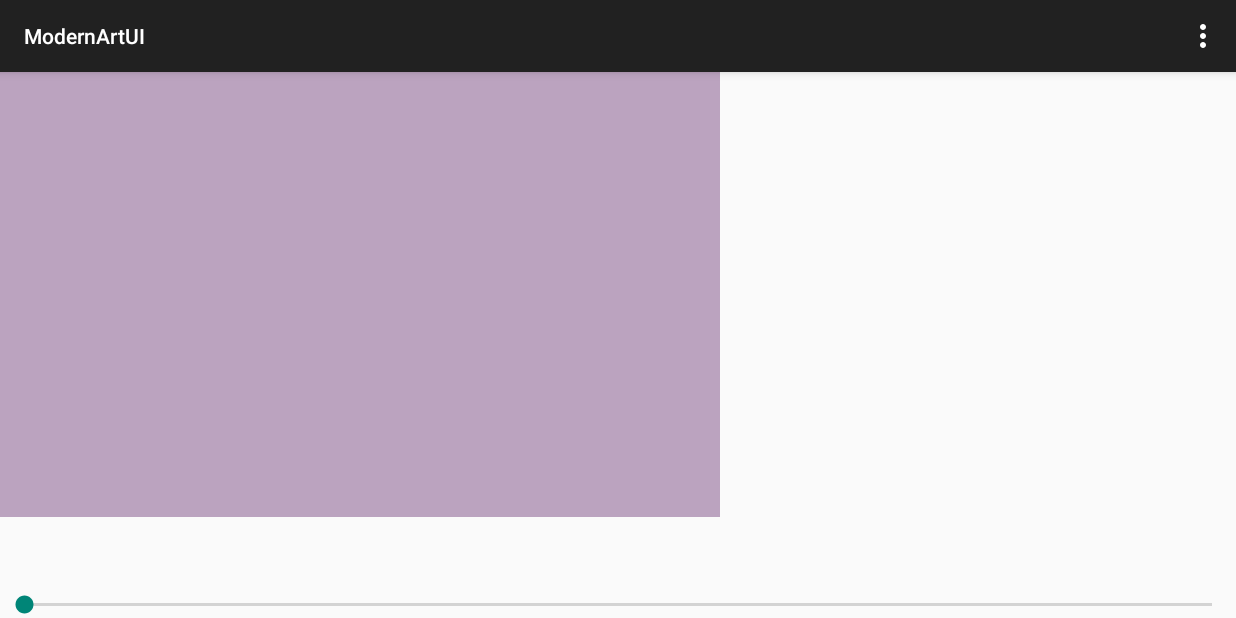
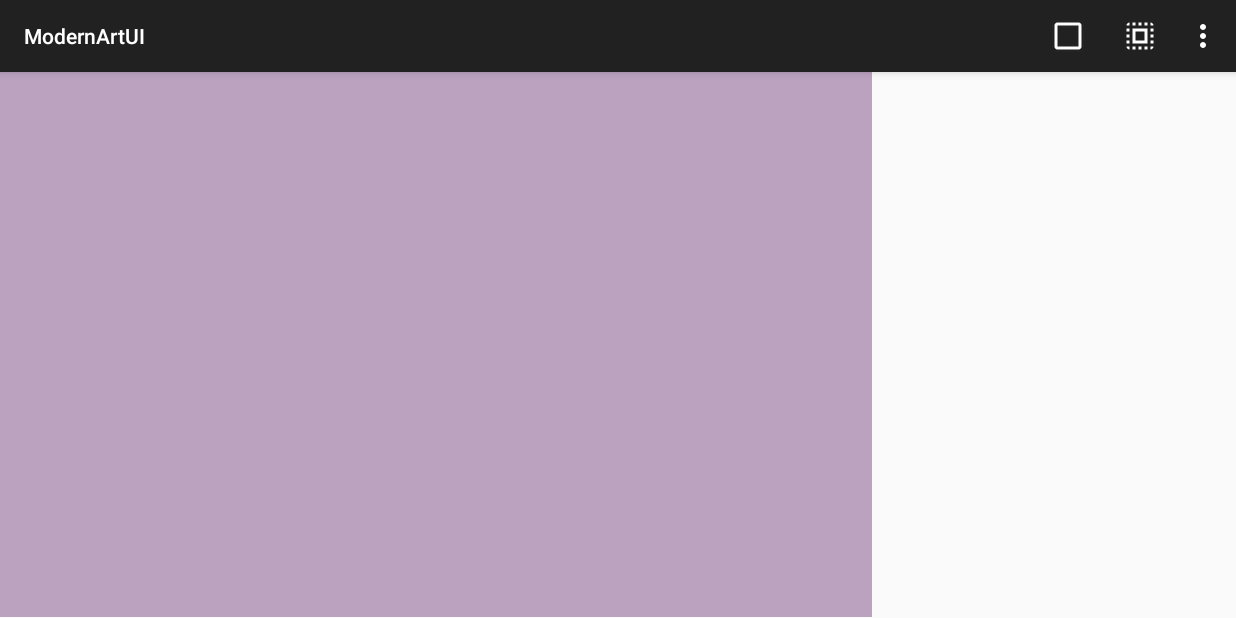
Before and after one commit to cecyurbina/AndroidCoursera, an Android app: the screen it shows after launch (MainActivity), on a phone screen of 824 x 412 dp (held sideways). Run offline under Robolectric (Android 15) with nearby library versions, the phone set to English and light mode, and no system bars.

```diff
--- a/Android1/ModernArtUI/app/src/main/java/com/example/root/modernartui/MainActivity.java
+++ b/Android1/ModernArtUI/app/src/main/java/com/example/root/modernartui/MainActivity.java
@@ -11,21 +11,25 @@ import android.view.Menu;
 import android.view.MenuItem;
 import android.view.View;
 import android.widget.LinearLayout;
+import android.widget.RelativeLayout;
 
+import java.util.ArrayList;
 import java.util.Arrays;
 import java.util.Random;
 
 
 public class MainActivity extends ActionBarActivity {
     private CanvasView canvas;
-    int[] all_fibonacci = {89,55,34,21,13, 8, 5, 3, 2, 1, 1};
-    int[] sub_fibonacci;
+    int[] all_fibonacci = {377,233,144,89,55,34,21,13, 8, 5, 3, 2, 1, 1};
+    ArrayList<Integer> fibonacci_list =  new ArrayList<Integer>();
+    ArrayList<Integer> sub_fibonacci = new ArrayList<Integer>();
+    int num_rectangles = 5;
 
     @Override
     protected void onCreate(Bundle savedInstanceState) {
         super.onCreate(savedInstanceState);
         setContentView(R.layout.activity_main);
-        LinearLayout canvasLayout = (LinearLayout)findViewById(R.id.canvas);
+       RelativeLayout canvasLayout = (RelativeLayout)findViewById(R.id.canvas);
         canvas = new CanvasView(this);
         canvasLayout.addView(canvas);
 
@@ -44,12 +48,12 @@ public class MainActivity extends ActionBarActivity {
         protected void onDraw(Canvas canvas) {
             mCanvas = canvas;
             heightMax = canvas.getHeight();
-            sub_fibonacci = Arrays.copyOfRange(all_fibonacci, 0, 6);
+            get_sublist(num_rectangles);
             calculatePoints();
         }
 
         protected void calculatePoints(){
-            lenSquare = heightMax/all_fibonacci[0];
+            lenSquare = (int) Math.ceil(heightMax/sub_fibonacci.get(0));
             Paint paint =new Paint();
             paint.setStyle(Paint.Style.FILL);
             String nextDirection = null;
@@ -59,12 +63,12 @@ public class MainActivity extends ActionBarActivity {
             int x_origin = 0;
             int y_origin = 0;
             int lenRectangle;
-            for (int item : all_fibonacci) {
+            for (int item : sub_fibonacci) {
                 Random rnd = new Random();
                 paint.setARGB(255, rnd.nextInt(256), rnd.nextInt(256), rnd.nextInt(256));
                 System.out.println("Count is: " + item);
                 lenRectangle = lenSquare * item;
-                if (all_fibonacci[0] == item){
+                if (sub_fibonacci.get(0) == item){
                     x_origin = 0;
                     y_origin = 0;
                     mCanvas.drawRect(x_origin, y_origin, lenRectangle, lenRectangle, paint);
@@ -111,6 +115,14 @@ public class MainActivity extends ActionBarActivity {
 
         }
 
+        public ArrayList<Integer> get_sublist(int limit){
+            for (int item : all_fibonacci) {
+                fibonacci_list.add(item);
+            }
+            sub_fibonacci = new ArrayList<Integer>(fibonacci_list.subList(all_fibonacci.length-limit, all_fibonacci.length));
+            return sub_fibonacci;
+        }
+
     }
 
 
@@ -132,6 +144,18 @@ public class MainActivity extends ActionBarActivity {
         if (id == R.id.action_settings) {
             return true;
         }
+        if (id == R.id.add){
+            if (num_rectangles < 14) {
+                num_rectangles = num_rectangles + 1;
+            }
+            canvas.invalidate();
+        }
+        if (id == R.id.remove){
+            if (num_rectangles > 3) {
+                num_rectangles = num_rectangles - 1;
+            }
+            canvas.invalidate();
+        }
 
         return super.onOptionsItemSelected(item);
     }
--- a/Android1/ModernArtUI/app/src/main/res/layout/activity_main.xml
+++ b/Android1/ModernArtUI/app/src/main/res/layout/activity_main.xml
@@ -1,19 +1,25 @@
-<LinearLayout xmlns:android="http://schemas.android.com/apk/res/android"
+<RelativeLayout xmlns:android="http://schemas.android.com/apk/res/android"
     android:orientation="vertical"
-    xmlns:tools="http://schemas.android.com/tools" android:layout_width="match_parent"
+    xmlns:tools="http://schemas.android.com/tools"
+    android:layout_width="match_parent"
     android:layout_height="match_parent"
     tools:context=".MainActivity"
+    android:layout_centerInParent="true"
     >
 
-    <LinearLayout
+
+    <RelativeLayout
         android:id="@+id/canvas"
-        android:orientation="vertical"
-        android:layout_width="match_parent"
-        android:layout_height="match_parent"
-        android:layout_weight="1"></LinearLayout>
+        android:layout_width="fill_parent"
+        android:layout_height="fill_parent"
+        android:layout_centerVertical="true"
+        android:layout_centerHorizontal="true">
 
-    <SeekBar
-        android:layout_width="fill_parent"
-        android:layout_height="wrap_content"
-        android:id="@+id/seekBar" />
-</LinearLayout>
+        <SeekBar
+            android:layout_width="wrap_content"
+            android:layout_height="wrap_content"
+            android:id="@+id/seekBar"
+            android:layout_alignParentBottom="true"
+            android:layout_centerHorizontal="true" />
+    </RelativeLayout>
+</RelativeLayout>
--- a/Android1/ModernArtUI/app/src/main/res/menu/menu_main.xml
+++ b/Android1/ModernArtUI/app/src/main/res/menu/menu_main.xml
@@ -1,6 +1,14 @@
 <menu xmlns:android="http://schemas.android.com/apk/res/android"
     xmlns:app="http://schemas.android.com/apk/res-auto"
     xmlns:tools="http://schemas.android.com/tools" tools:context=".MainActivity">
+    <item android:id="@+id/add"
+        android:icon="@drawable/abc_btn_check_material"
+        android:title="plus"
+        app:showAsAction="ifRoom"/>
+    <item android:id="@+id/remove"
+        android:icon="@drawable/abc_ic_menu_selectall_mtrl_alpha"
+        android:title="moins"
+        app:showAsAction="ifRoom"/>
     <item android:id="@+id/action_settings" android:title="@string/action_settings"
         android:orderInCategory="100" app:showAsAction="never" />
 </menu>
```
